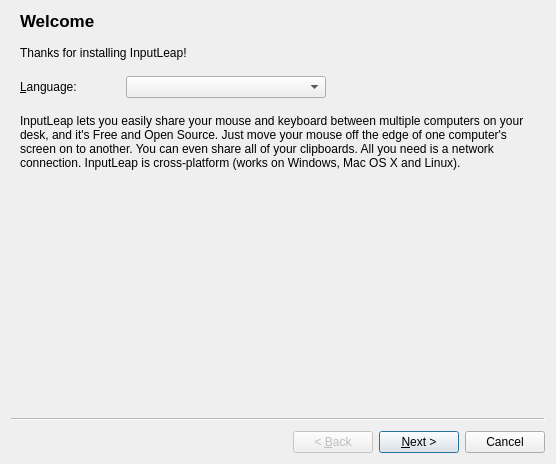
Before: the Qt Designer form src/gui/src/SetupWizard.ui in pedro-lucaas/inputServer, drawn with Qt 5.
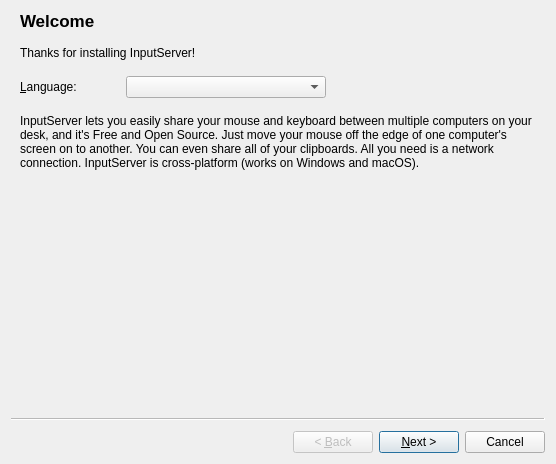
After: the same form once the commit is applied.

Commit message: Rename to InputServer, add UDP discovery and fix input latency

What changed in the file:
```diff
--- a/src/gui/src/SetupWizard.ui
+++ b/src/gui/src/SetupWizard.ui
@@ -36,7 +36,7 @@
     <item>
      <widget class="QLabel" name="label_3">
       <property name="text">
-       <string>Thanks for installing InputLeap!</string>
+       <string>Thanks for installing InputServer!</string>
       </property>
       <property name="wordWrap">
        <bool>true</bool>
@@ -111,7 +111,7 @@
        <locale language="English" country="UnitedKingdom"/>
       </property>
       <property name="text">
-       <string>InputLeap lets you easily share your mouse and keyboard between multiple computers on your desk, and it's Free and Open Source. Just move your mouse off the edge of one computer's screen on to another. You can even share all of your clipboards. All you need is a network connection. InputLeap is cross-platform (works on Windows, Mac OS X and Linux).</string>
+       <string>InputServer lets you easily share your mouse and keyboard between multiple computers on your desk, and it's Free and Open Source. Just move your mouse off the edge of one computer's screen on to another. You can even share all of your clipboards. All you need is a network connection. InputServer is cross-platform (works on Windows and macOS).</string>
       </property>
       <property name="wordWrap">
        <bool>true</bool>
```
Left out of the diff: 2 changed lines with no effect on the pictures. The commit also changes 243 other files.
